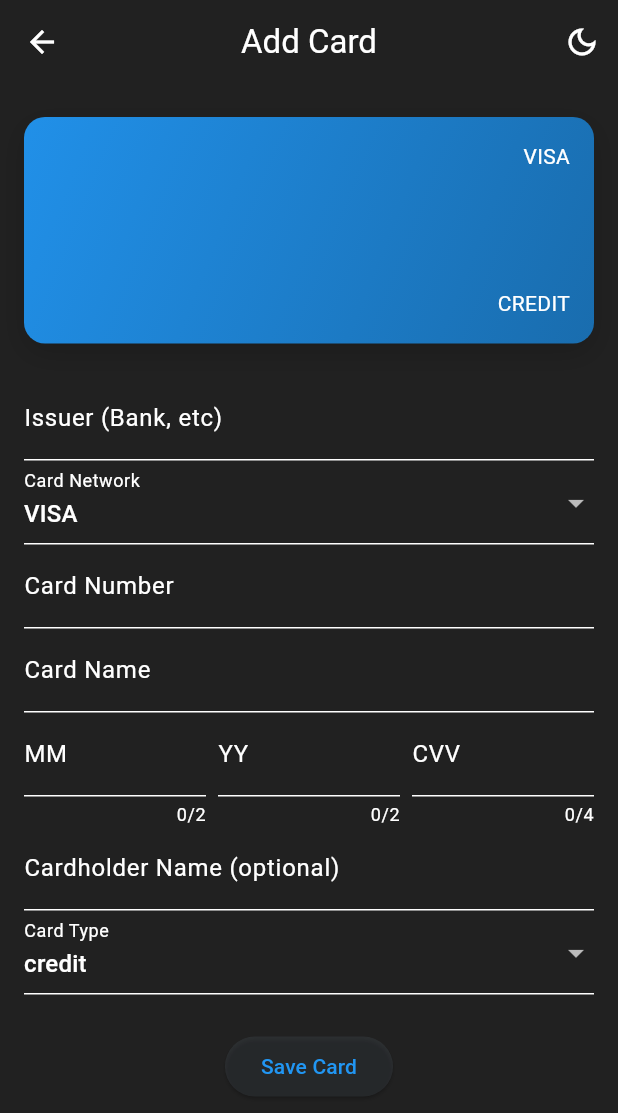
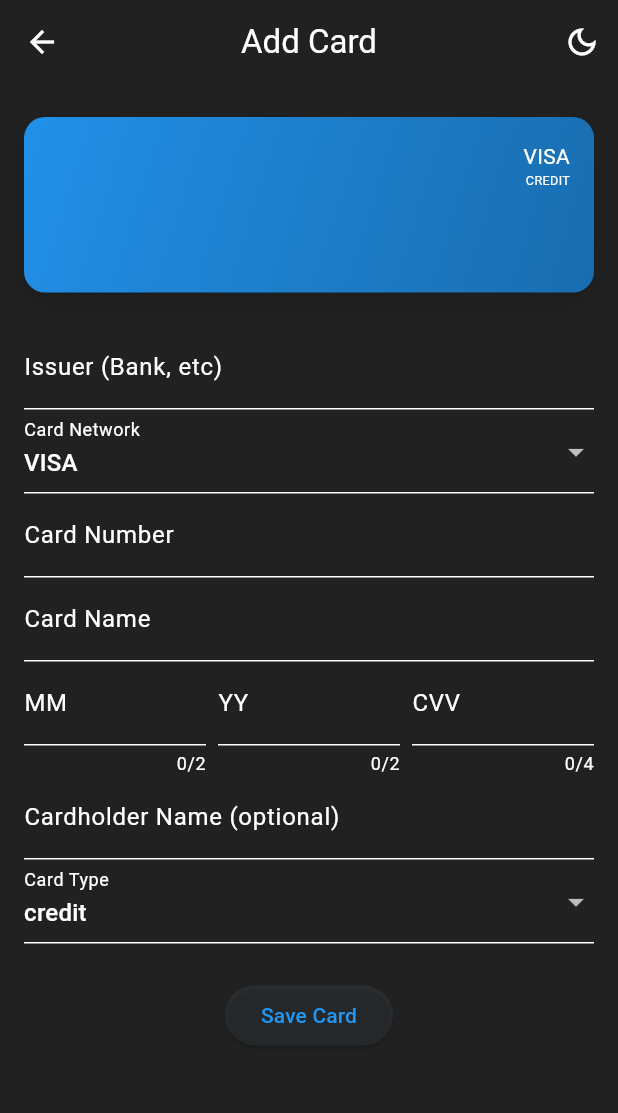
Before and after one commit to sunnydodti/local-cards, a Flutter app: the AddCardScreen screen opened directly, on a phone screen of 412 x 824 dp. Shown: the top 1113 px of the screen. Run offline on Flutter 3.47's test engine with Material 3 defaults, Android fonts, the phone set to English and light mode, and no system bars; our stand-ins replace flutter_secure_storage, hive_ce, hive_ce_flutter; accounts and stored records are empty.

Commit message:
update widgets

```diff
--- /dev/null
+++ b/lib/widgets/card_display_text.dart
@@ -0,0 +1,35 @@
+import 'package:flutter/material.dart';
+
+
+class CardDisplayText extends StatelessWidget {
+  final String? primaryText;
+  final String? secondaryText;
+  final bool scaleSecondaryText;
+  final CrossAxisAlignment alignment;
+  const CardDisplayText({
+    super.key,
+    required this.primaryText,
+    required this.secondaryText,
+    this.scaleSecondaryText = true,
+    this.alignment = CrossAxisAlignment.start,
+  });
+
+  @override
+  Widget build(BuildContext context) {
+    bool hasPrimary = primaryText != null && primaryText!.isNotEmpty;
+    bool hasSecondary = secondaryText != null && secondaryText!.isNotEmpty;
+    double secondaryTextScale = hasPrimary && scaleSecondaryText ? 0.6 : 1.0;
+    return Column(
+      mainAxisSize: MainAxisSize.min,
+      crossAxisAlignment: alignment,
+      children: [
+        if (hasPrimary) Text(primaryText!),
+        if (hasSecondary)
+          Text(
+            secondaryText!,
+            textScaler: TextScaler.linear(secondaryTextScale),
+          ),
+      ],
+    );
+  }
+}
--- a/lib/widgets/card_tile.dart
+++ b/lib/widgets/card_tile.dart
@@ -3,6 +3,7 @@ import 'package:flutter/material.dart';
 import '../enums/card_tile_type.dart';
 import '../models/card.dart';
 import '../data/ui_constants.dart';
+import 'card_display_text.dart';
 
 typedef EditCallback = void Function(CardModel card);
 typedef DeleteCallback = void Function(String id);
@@ -32,60 +33,99 @@ class CardTile extends StatelessWidget {
             vertical: UIConstants.cardPaddingVertical),
         child: Column(
           mainAxisSize: MainAxisSize.min,
+          crossAxisAlignment: CrossAxisAlignment.start,
           children: [
-            Row(
-              mainAxisAlignment: MainAxisAlignment.spaceBetween,
-              children: [Text(_issuerDisplayText), Text(_networkDisplayText)],
-            ),
-            Padding(
-              padding: const EdgeInsets.symmetric(vertical: 12.0),
-              child: Center(
-                child: Text(
-                  _cardNumberDisplayText,
-                  style: theme.textTheme.headlineSmall?.copyWith(
-                    fontWeight: FontWeight.w600,
-                  ),
-                ),
-              ),
-            ),
-            Row(
-              mainAxisAlignment: MainAxisAlignment.spaceBetween,
-              children: [
-                Text(_cardNameDisplayText),
-                if (type == CardTileType.preview)
-                  Expanded(
-                    child: Row(
-                      mainAxisAlignment: MainAxisAlignment.end,
-                      children: [
-                        Text(_getExpiryDisplayText),
-                        if (card.cvv != null) SizedBox(width: 16),
-                        if (card.cvv != null) Text(_getCVVDisplayText),
-
-                      ],
-                    ),
-                  ),
-                if (type == CardTileType.preview) const SizedBox(width: 32),
-              ],
-            ),
-            Row(
-              mainAxisAlignment: MainAxisAlignment.spaceBetween,
-              children: [
-                Text(_holderDisplayText),
-                Text(_getCardTypeDisplayText),
-              ],
-            ),
+            _displayCardNameIssuerNetworkAndType(),
+            _displayCardNumber(),
+            _displayCardHolderExpiryAndCVV(),
           ],
         ),
       ),
     );
   }
 
-  String get _issuerDisplayText => _getDisplayText(card.issuer);
+  Row _displayCardHolderExpiryAndCVV() {
+    String cardHolderName = _holderDisplayText;
+    String expiryText = _getExpiryDisplayText;
+    String cvvText = _getCVVDisplayText;
+
+    String? cardHolderSecondary;
+    String? expirySecondry;
+    String? cvvSecondry;
+
+    if (cardHolderName.isNotEmpty) cardHolderSecondary = 'Card Holder';
+    if (expiryText.isNotEmpty) expirySecondry = 'Expiry';
+    if (cvvText.isNotEmpty) cvvSecondry = 'CVV';
+
+    return Row(
+      mainAxisAlignment: MainAxisAlignment.spaceBetween,
+      children: [
+        CardDisplayText(
+            primaryText: _holderDisplayText,
+            secondaryText: cardHolderSecondary,
+            scaleSecondaryText: true),
+        if (type == CardTileType.preview || type == CardTileType.detailed)
+          Expanded(
+            child: Row(
+              mainAxisAlignment: MainAxisAlignment.end,
+              children: [
+                CardDisplayText(
+                    primaryText: expiryText, secondaryText: expirySecondry),
+                SizedBox(width: 16),
+                CardDisplayText(
+                    primaryText: cvvText, secondaryText: cvvSecondry),
+              ],
+            ),
+          ),
+      ],
+    );
+  }
+
+  Padding _displayCardNumber() {
+    return Padding(
+      padding: const EdgeInsets.symmetric(vertical: 12.0),
+      child: Center(
+        child: Text(
+          _cardNumberDisplayText,
+          style: TextStyle(fontSize: 20, fontWeight: FontWeight.w600),
+        ),
+      ),
+    );
+  }
+
+  Widget _displayCardNameIssuerNetworkAndType() {
+    return Row(
+      mainAxisAlignment: MainAxisAlignment.spaceBetween,
+      crossAxisAlignment: CrossAxisAlignment.start,
+      children: [
+        CardDisplayText(
+            primaryText: _cardNameDisplayText,
+            secondaryText: _issuerDisplayText),
+        CardDisplayText(
+            primaryText: _networkDisplayText,
+            secondaryText: _getCardTypeDisplayText,
+            alignment: CrossAxisAlignment.end)
+      ],
+    );
+  }
+
+  String get _issuerDisplayText {
+    String displayText = '';
+    if (card.issuer != null && card.issuer!.isNotEmpty) {
+      displayText += card.issuer!;
+    }
+    if (displayText.isNotEmpty &&
+        card.cardName != null &&
+        card.cardName!.isNotEmpty) {
+      displayText = 'by $displayText';
+    }
+    return displayText;
+  }
+
   String get _networkDisplayText => _getDisplayText(card.network?.name);
   String get _holderDisplayText => _getDisplayText(card.holderName);
   String get _getCardTypeDisplayText => _getDisplayText(card.type.name);
   String get _getCVVDisplayText => _getDisplayText(card.cvv);
-
 
   String get _getExpiryDisplayText {
     String seperator = '';
@@ -105,7 +145,7 @@ class CardTile extends StatelessWidget {
   }
 
   String get _cardNameDisplayText => _getDisplayText(card.cardName);
-  String _getDisplayText(String? text, {bool upper = true}) {
+  _getDisplayText(String? text, {bool upper = true}) {
     if (text == null) return '';
     if (upper) return text.toUpperCase();
     return text;
```
